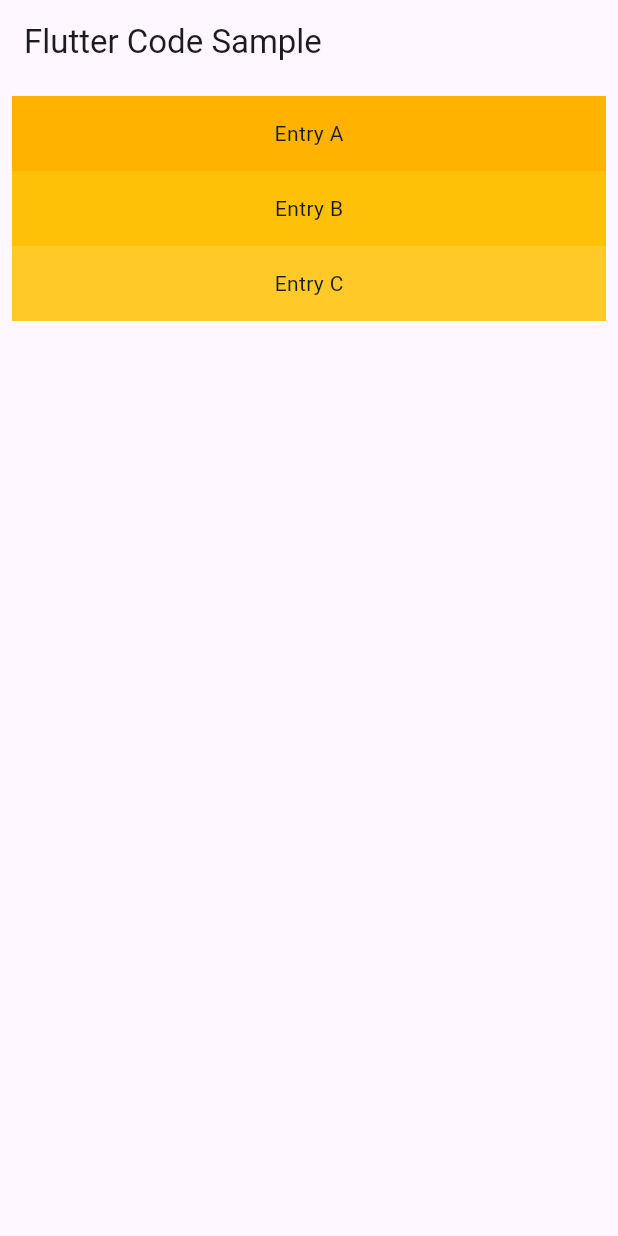
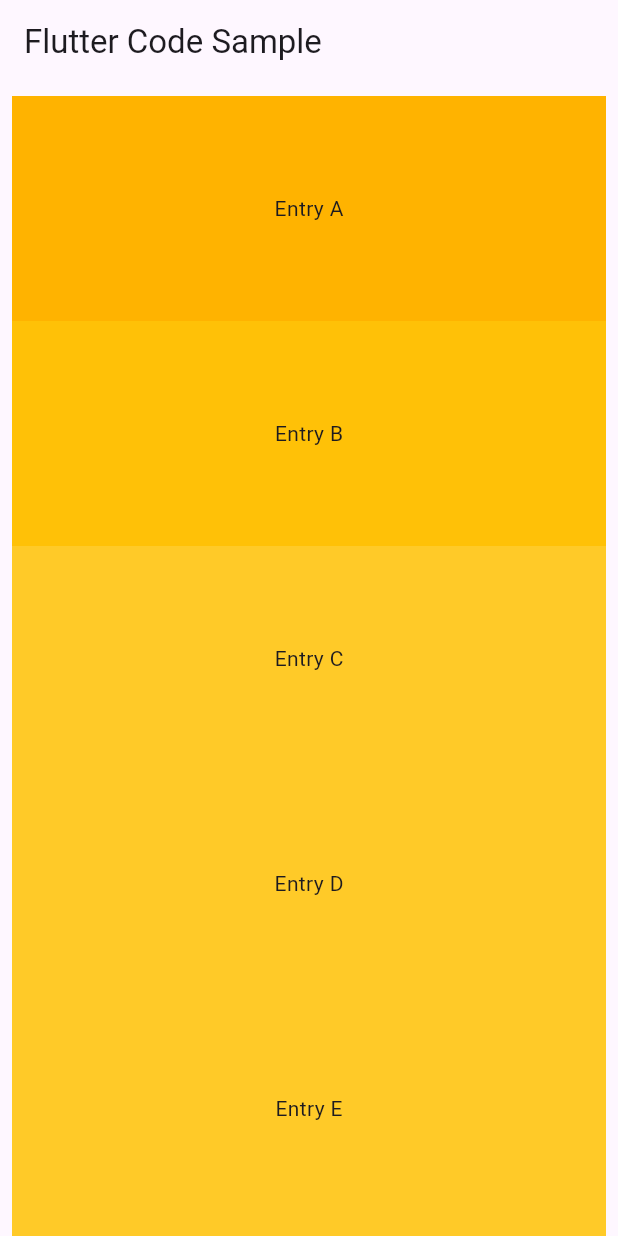
Before and after one commit to Latrevion/flutter_six_class, a Flutter app: the screen it shows after launch, on a phone screen of 412 x 824 dp. Run offline on Flutter 3.47's test engine with Material 3 defaults, Android fonts, the phone set to English and light mode, and no system bars.

Commit message:
3.3.3.2 ListView.builder

```diff
--- a/lib/main.dart
+++ b/lib/main.dart
@@ -178,24 +178,42 @@ class MyApp extends StatelessWidget {
   //   )
   // );
 
-//3.3.3
+// //3.3.3.1
+//   Widget getBody() {
+//     return ListView(padding: const EdgeInsets.all(8), children: <Widget>[
+//       Container(
+//         height: 50,
+//         color: Colors.amber[600],
+//         child: const Center(child: Text('Entry A')),
+//       ),
+//       Container(
+//         height: 50,
+//         color: Colors.amber[500],
+//         child: const Center(child: Text('Entry B')),
+//       ),
+//       Container(
+//         height: 50,
+//         color: Colors.amber[400],
+//         child: const Center(child: Text('Entry C')),
+//       ),
+//     ]);
+//   }
+
+// //3.3.3.2
+  final List<String> entries = <String>['A', 'B', 'C','D','E', 'F','G','H','I','J','K','L','M','N','O','P','Q','R','S','T','U','V','W','X','Y','Z'];
+  final List<int> colorCodes =    <int>[600, 500, 400,400,400,400,400, 400, 400, 400,400,400,400,400,400,400,400,400,400,400,400,400,400,400,400,400,400];
+
   Widget getBody() {
-    return ListView(padding: const EdgeInsets.all(8), children: <Widget>[
-      Container(
-        height: 50,
-        color: Colors.amber[600],
-        child: const Center(child: Text('Entry A')),
-      ),
-      Container(
-        height: 50,
-        color: Colors.amber[500],
-        child: const Center(child: Text('Entry B')),
-      ),
-      Container(
-        height: 50,
-        color: Colors.amber[400],
-        child: const Center(child: Text('Entry C')),
-      ),
-    ]);
+    return ListView.builder(
+        padding: const EdgeInsets.all(8),
+        itemCount: entries.length,
+        cacheExtent:1,
+        itemBuilder: (BuildContext context, int index) {
+          return Container(
+            height: 150,
+            color: Colors.amber[colorCodes[index]],
+            child: Center(child: Text('Entry ${entries[index]}')),
+          );
+        });
   }
 }
```
